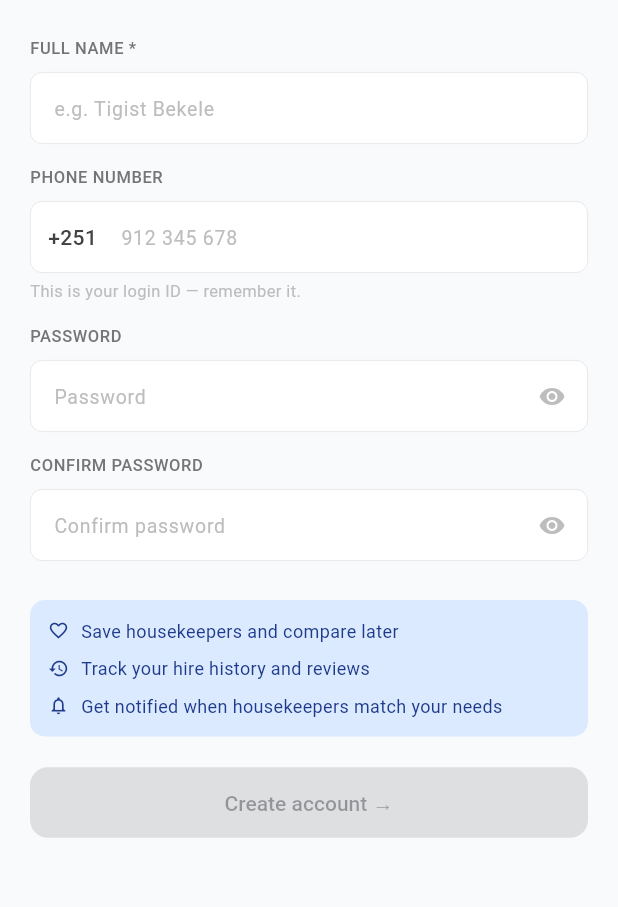
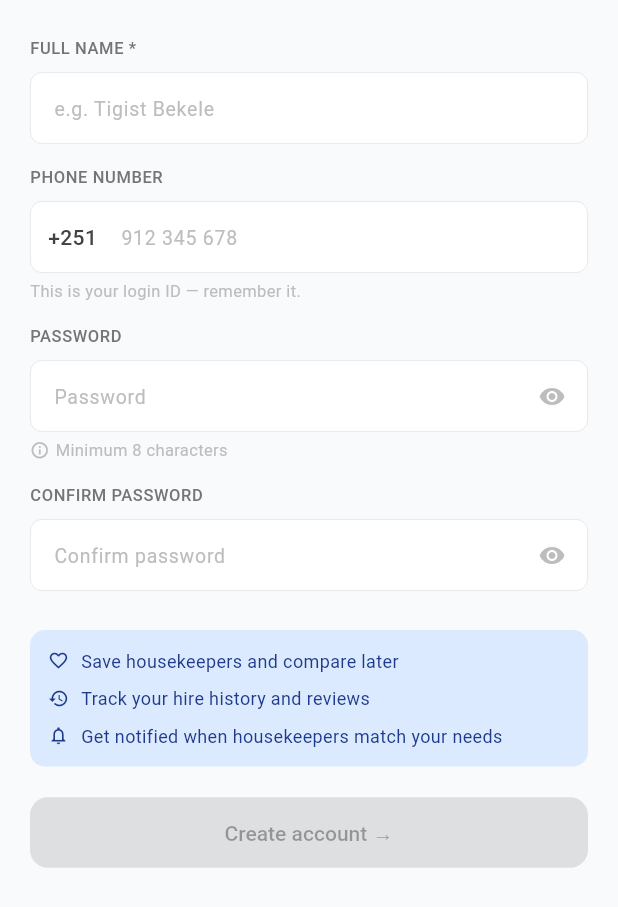
Before and after one commit to HomehelpBZ/homehelp_flutter, a Flutter app: the _SignUpTab widget shown alone on an empty page, opened directly, on a phone screen of 412 x 824 dp. Shown: the top 907 px of the screen. Run offline on Flutter 3.47's test engine with Material 3 defaults, Android fonts, the phone set to English and light mode, and no system bars; our stand-ins replace firebase_auth, firebase_core, image_picker; accounts and stored records are empty.

Commit message:
Update password minimum to 8 characters with visual indicator

```diff
--- a/lib/screens/family/family_auth_screen.dart
+++ b/lib/screens/family/family_auth_screen.dart
@@ -179,7 +179,7 @@ class _SignUpTabState extends State<_SignUpTab> {
   bool get _isValid =>
       _nameController.text.trim().isNotEmpty &&
       _phoneController.text.length == 9 &&
-      _passwordController.text.length >= 6 &&
+      _passwordController.text.length >= 8 &&
       _passwordController.text == _confirmController.text;
 
   @override
@@ -325,6 +325,34 @@ class _SignUpTabState extends State<_SignUpTab> {
               ),
             ),
           ),
+          const SizedBox(height: 4),
+          Row(children: [
+            Icon(
+              _passwordController.text.isEmpty
+                  ? Icons.info_outline
+                  : _passwordController.text.length >= 8
+                      ? Icons.check_circle
+                      : Icons.cancel,
+              size: 13,
+              color: _passwordController.text.isEmpty
+                  ? AppTheme.grey400
+                  : _passwordController.text.length >= 8
+                      ? AppTheme.primary
+                      : AppTheme.red,
+            ),
+            const SizedBox(width: 4),
+            Text(
+              'Minimum 8 characters',
+              style: TextStyle(
+                fontSize: 11,
+                color: _passwordController.text.isEmpty
+                    ? AppTheme.grey400
+                    : _passwordController.text.length >= 8
+                        ? AppTheme.primary
+                        : AppTheme.red,
+              ),
+            ),
+          ]),
           const SizedBox(height: 14),
 
           SectionLabel(s.confirmPassword),
--- a/lib/services/auth_service.dart
+++ b/lib/services/auth_service.dart
@@ -10,7 +10,10 @@ class AuthService {
   // ── Helper: convert phone to fake email ───────────────────────────────────
   String phoneToEmail(String phone) {
     final cleaned = phone.trim().replaceAll(' ', '');
-    return '$cleaned@homehelp.app';
+    // Always store with leading 0 for consistency
+    // User enters 9 digits: 911000001 → 0911000001@homehelp.app
+    final normalized = cleaned.startsWith('0') ? cleaned : '0$cleaned';
+    return '$normalized@homehelp.app';
   }
 
   // ── Email / Password ──────────────────────────────────────────────────────
```
